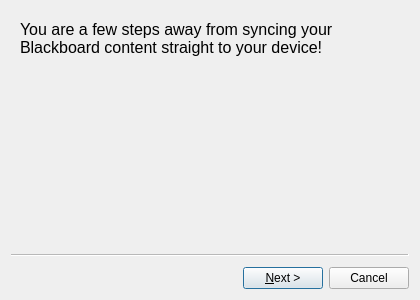
sanjacob/BlackboardSync, file blackboard_sync/qt/SetupWizard.ui: the form before one commit.
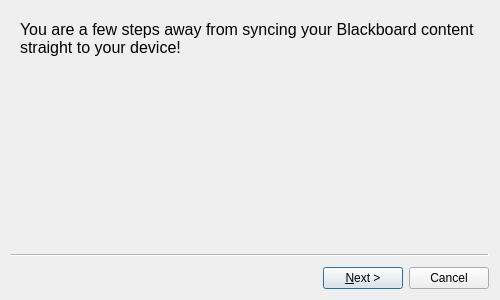
The form after the commit. Icons and pictures are not drawn.

What changed in the file:
```diff
--- a/blackboard_sync/qt/SetupWizard.ui
+++ b/blackboard_sync/qt/SetupWizard.ui
@@ -9,20 +9,20 @@
    <rect>
     <x>0</x>
     <y>0</y>
-    <width>420</width>
+    <width>500</width>
     <height>300</height>
    </rect>
   </property>
   <property name="minimumSize">
    <size>
-    <width>276</width>
-    <height>94</height>
+    <width>500</width>
+    <height>300</height>
    </size>
   </property>
   <property name="maximumSize">
    <size>
-    <width>450</width>
-    <height>350</height>
+    <width>600</width>
+    <height>300</height>
    </size>
   </property>
   <property name="windowTitle">
@@ -38,9 +38,6 @@
   <property name="modal">
    <bool>false</bool>
   </property>
-  <property name="wizardStyle">
-   <enum>QWizard::ClassicStyle</enum>
-  </property>
   <property name="options">
    <set>QWizard::NoBackButtonOnStartPage</set>
   </property>
```
